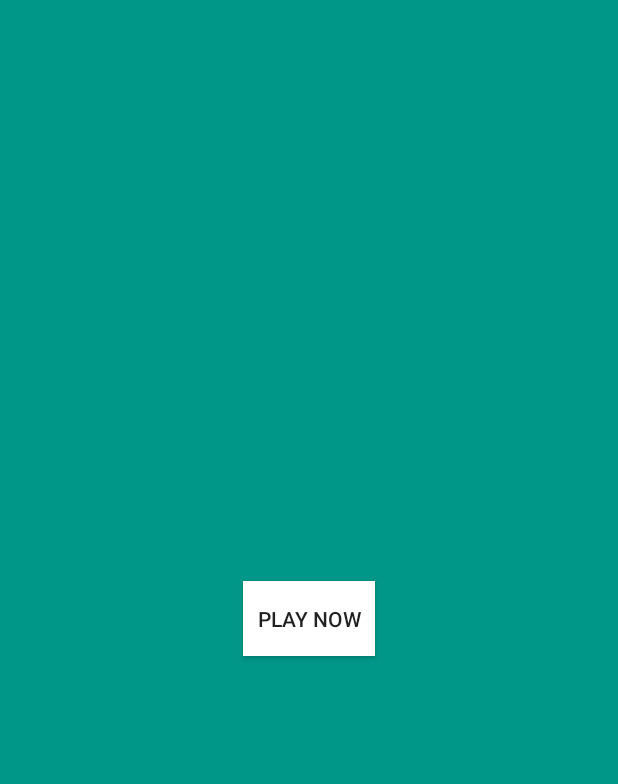
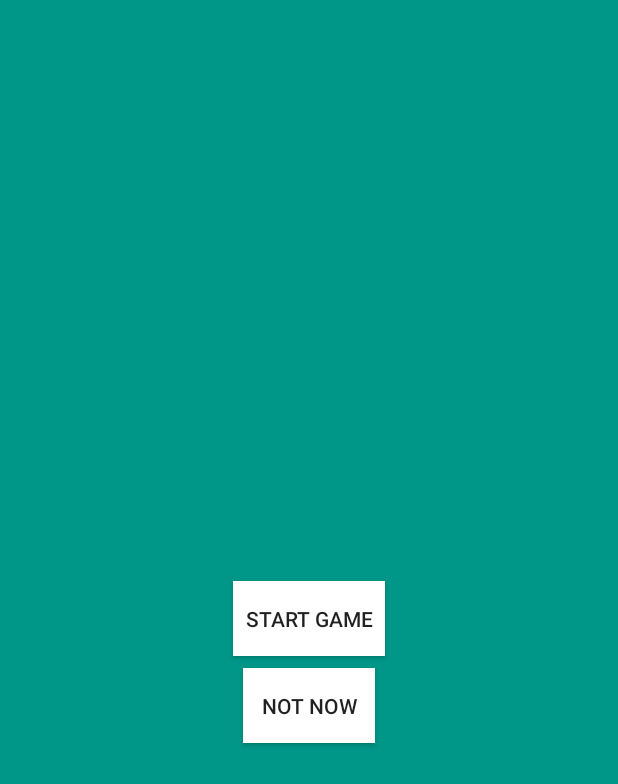
Before and after one commit to apexkid/android-skeleton-dagger-rx-mvp, an Android app: the layout fragment_start_game.xml on its own in the app's theme, with its tools: preview values and no code run, on a phone screen of 412 x 824 dp. Shown: the top 784 px of the screen. Run offline under Robolectric (Android 15) with nearby library versions, the phone set to English and light mode, and no system bars.

Commit message:
Added button to cancel play

```diff
--- a/app/src/main/java/com/streetsmart/app/MainActivity.java
+++ b/app/src/main/java/com/streetsmart/app/MainActivity.java
@@ -14,8 +14,8 @@ public class MainActivity extends AppCompatActivity {
         setContentView(R.layout.activity_main);
 
         //IntentWrapper.startDashboardActivity(this);
-        IntentWrapper.startRewardsActivity(this);
-        //IntentWrapper.startPlayActivity(this);
+        //IntentWrapper.startRewardsActivity(this);
+        IntentWrapper.startPlayActivity(this);
         //IntentWrapper.startLeaderboardActivity(this);
 
         finish();
--- a/app/src/main/java/com/streetsmart/app/activity/play/PlayFragmentFlow.java
+++ b/app/src/main/java/com/streetsmart/app/activity/play/PlayFragmentFlow.java
@@ -5,4 +5,5 @@ import java.util.Set;
 public interface PlayFragmentFlow {
     void onAnswerSelect(Set<String> selectedAnswer);
     void startGame();
+    void cancelGame();
 }
--- a/app/src/main/java/com/streetsmart/app/activity/play/startgame/StartGameFragment.java
+++ b/app/src/main/java/com/streetsmart/app/activity/play/startgame/StartGameFragment.java
@@ -21,6 +21,9 @@ public class StartGameFragment extends Fragment {
 
     @BindView(R.id.button_start_play)
     Button startButton;
+
+    @BindView(R.id.button_cancel_play)
+    Button cancelButton;
 
     private PlayFragmentFlow mFlow;
 
@@ -51,6 +54,7 @@ public class StartGameFragment extends Fragment {
 
         ButterKnife.bind(this, view);
         startButton.setOnClickListener(v -> mFlow.startGame());
+        cancelButton.setOnClickListener(v -> mFlow.cancelGame());
 
         return view;
     }
--- a/app/src/main/res/layout/fragment_start_game.xml
+++ b/app/src/main/res/layout/fragment_start_game.xml
@@ -16,7 +16,8 @@
             android:id="@+id/button_start_play"
             android:layout_width="wrap_content"
             android:layout_height="wrap_content"
-            android:text="Play Now"
+            android:text="Start Game"
+            android:padding="8dp"
             android:minHeight="50dp"
             android:layout_margin="8dp"
             android:background="#FFFFFF"
@@ -24,6 +25,20 @@
             app:layout_constraintEnd_toEndOf="parent"
             app:layout_constraintStart_toStartOf="parent"
             app:layout_constraintTop_toTopOf="parent" />
+
+        <Button
+            android:id="@+id/button_cancel_play"
+            android:layout_width="wrap_content"
+            android:layout_height="wrap_content"
+            android:layout_margin="8dp"
+            android:layout_marginTop="16dp"
+            android:background="#FFFFFF"
+            android:minHeight="50dp"
+            android:padding="8dp"
+            android:text="Not Now"
+            app:layout_constraintEnd_toEndOf="@+id/button_start_play"
+            app:layout_constraintStart_toStartOf="@+id/button_start_play"
+            app:layout_constraintTop_toBottomOf="@+id/button_start_play" />
     </androidx.constraintlayout.widget.ConstraintLayout>
 
 </FrameLayout>
```
Also changed, not shown: app/src/main/java/com/streetsmart/app/activity/play/PlayActivity.java (+7 -0 lines).
